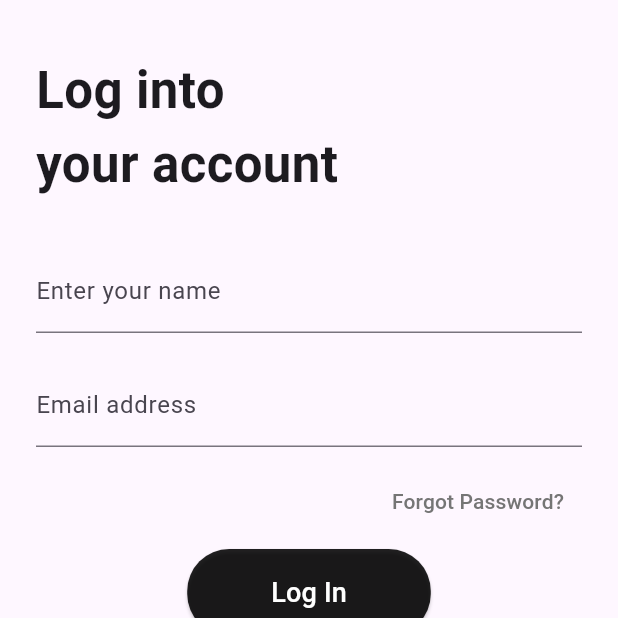
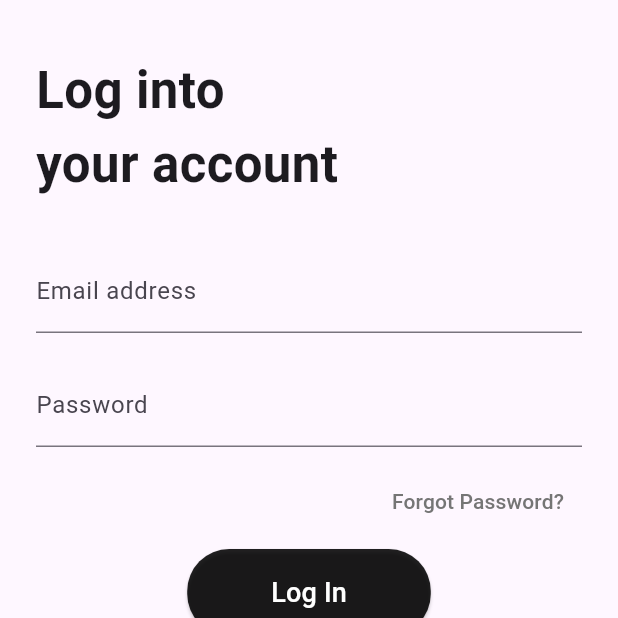
Before and after one commit to ravishanamina174/lankasmartmart, a Flutter app: the screen it shows after launch, after a tap on an icon or button, on a phone screen of 412 x 824 dp, the top half of it. Run offline on Flutter 3.47's test engine with Material 3 defaults, Android fonts, the phone set to English and light mode, and no system bars; our stand-ins replace firebase_auth, firebase_core; accounts and stored records are empty; network calls fail.

Commit message:
feat: Enhance login functionality with validation, loading state, and error handling

```diff
--- a/lib/screens/login_page.dart
+++ b/lib/screens/login_page.dart
@@ -12,13 +12,31 @@ class LoginPage extends StatefulWidget {
 
 class _LoginPageState extends State<LoginPage> {
 
-  final _nameController = TextEditingController();
   final _emailController = TextEditingController();
   final _passwordController = TextEditingController();
+  bool _isLoading = false;
 
   final FirebaseAuth _auth = FirebaseAuth.instance;
 
   Future<void> _login() async {
+    // Validation
+    if (_emailController.text.trim().isEmpty) {
+      ScaffoldMessenger.of(context).showSnackBar(
+        const SnackBar(content: Text("Please enter your email")),
+      );
+      return;
+    }
+
+    if (_passwordController.text.trim().isEmpty) {
+      ScaffoldMessenger.of(context).showSnackBar(
+        const SnackBar(content: Text("Please enter your password")),
+      );
+      return;
+    }
+
+    setState(() {
+      _isLoading = true;
+    });
 
     try {
       await _auth.signInWithEmailAndPassword(
@@ -26,22 +44,42 @@ class _LoginPageState extends State<LoginPage> {
         password: _passwordController.text.trim(),
       );
 
+      if (!mounted) return;
+
       Navigator.pushReplacement(
         context,
         MaterialPageRoute(builder: (context) => const HomePage()),
       );
 
     } on FirebaseAuthException catch (e) {
+      if (!mounted) return;
+
+      String errorMessage = "Login failed";
+
+      if (e.code == 'user-not-found') {
+        errorMessage = "No user found for that email";
+      } else if (e.code == 'wrong-password') {
+        errorMessage = "Wrong password provided";
+      } else if (e.code == 'invalid-email') {
+        errorMessage = "Invalid email format";
+      } else {
+        errorMessage = e.message ?? "Login failed";
+      }
 
       ScaffoldMessenger.of(context).showSnackBar(
-        SnackBar(content: Text(e.message ?? "Login failed")),
+        SnackBar(content: Text(errorMessage)),
       );
+    } finally {
+      if (mounted) {
+        setState(() {
+          _isLoading = false;
+        });
+      }
     }
   }
 
   @override
   void dispose() {
-    _nameController.dispose();
     _emailController.dispose();
     _passwordController.dispose();
     super.dispose();
@@ -68,22 +106,25 @@ class _LoginPageState extends State<LoginPage> {
               const SizedBox(height: 32),
 
               TextField(
-                controller: _nameController,
+                controller: _emailController,
+                enabled: !_isLoading,
                 decoration: const InputDecoration(
-                  labelText: 'Enter your name',
+                  labelText: 'Email address',
                   border: UnderlineInputBorder(),
                 ),
+                keyboardType: TextInputType.emailAddress,
               ),
 
               const SizedBox(height: 20),
 
               TextField(
-                controller: _emailController,
+                controller: _passwordController,
+                enabled: !_isLoading,
                 decoration: const InputDecoration(
-                  labelText: 'Email address',
+                  labelText: 'Password',
                   border: UnderlineInputBorder(),
                 ),
-                keyboardType: TextInputType.emailAddress,
+                obscureText: true,
               ),
 
               const SizedBox(height: 12),
@@ -107,9 +148,18 @@ class _LoginPageState extends State<LoginPage> {
                         borderRadius: BorderRadius.circular(28)),
                     backgroundColor: const Color.fromARGB(221, 0, 0, 0),
                   ),
-                  onPressed: _login,
-                  child: const Text('Log In',
-                      style: TextStyle(fontSize: 18, color: Colors.white)),
+                  onPressed: _isLoading ? null : _login,
+                  child: _isLoading
+                      ? const SizedBox(
+                          width: 24,
+                          height: 24,
+                          child: CircularProgressIndicator(
+                            color: Colors.white,
+                            strokeWidth: 2,
+                          ),
+                        )
+                      : const Text('Log In',
+                          style: TextStyle(fontSize: 18, color: Colors.white)),
                 ),
               ),
 
```
